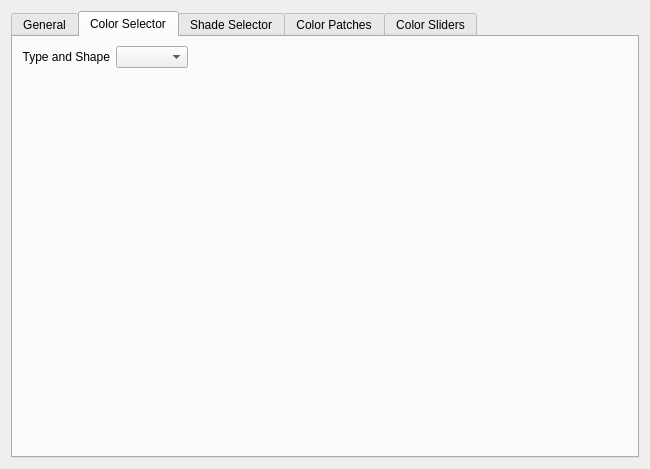
This is krita/plugins/extensions/dockers/advancedcolorselector/wdg_color_selector_settings.ui in KDE/krita as Qt 5 draws it before an edit. The edited form follows.
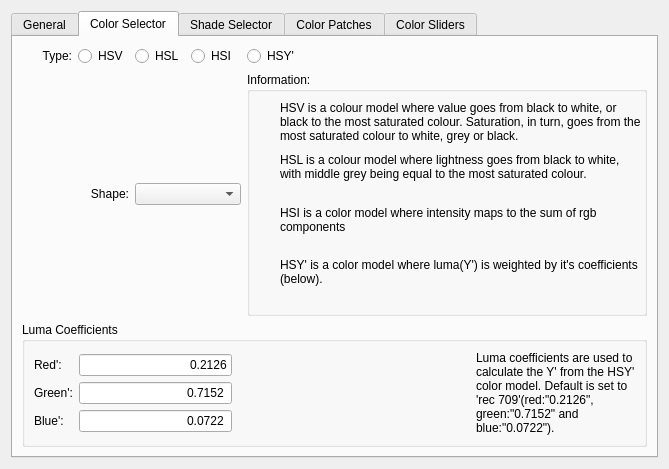
This is the edited form. The open tabs and pages were chosen to show the change. Custom widgets are drawn as their Qt base class.

Commit message:
Clean up of colour selector preferences and luma-configuration
This patch cleans up the big list of advanced colour selectors we have
by splitting them up in the four models availeble. It also gives a brief
explanation of each model.

Underneath that is the luma coefficients. This allows people to
configure how the HSY' selectors calculate luma. It's set defaultly to
rec 709.

The edit to the form file:
```diff
--- a/krita/plugins/extensions/dockers/advancedcolorselector/wdg_color_selector_settings.ui
+++ b/krita/plugins/extensions/dockers/advancedcolorselector/wdg_color_selector_settings.ui
@@ -6,7 +6,7 @@
    <rect>
     <x>0</x>
     <y>0</y>
-    <width>650</width>
+    <width>669</width>
     <height>469</height>
    </rect>
   </property>
@@ -192,14 +192,134 @@
       <attribute name="title">
        <string>Color Selector</string>
       </attribute>
-      <layout class="QFormLayout" name="formLayout">
-       <property name="fieldGrowthPolicy">
-        <enum>QFormLayout::ExpandingFieldsGrow</enum>
-       </property>
+      <layout class="QGridLayout" name="gridLayout_7">
+       <item row="5" column="0" colspan="8">
+        <widget class="QGroupBox" name="horizontalGroupBox_3">
+         <property name="title">
+          <string>Luma Coefficients</string>
+         </property>
+         <layout class="QHBoxLayout" name="horizontalLayout_15">
+          <item>
+           <layout class="QGridLayout" name="gridLayout_5">
+            <property name="leftMargin">
+             <number>0</number>
+            </property>
+            <property name="rightMargin">
+             <number>20</number>
+            </property>
+            <property name="verticalSpacing">
+             <number>3</number>
+            </property>
        <item row="0" column="0">
-        <widget class="QLabel" name="label_3">
+             <widget class="QLabel" name="redlabel">
          <property name="text">
-          <string>Type and Shape</string>
+               <string>Red':</string>
+              </property>
+             </widget>
+            </item>
+            <item row="1" column="1">
+             <widget class="QLineEdit" name="l_lumaG">
+              <property name="inputMask">
+               <string notr="true">9.90000</string>
+              </property>
+              <property name="text">
+               <string notr="true">0.7152</string>
+              </property>
+              <property name="alignment">
+               <set>Qt::AlignRight|Qt::AlignTrailing|Qt::AlignVCenter</set>
+              </property>
+              <property name="placeholderText">
+               <string notr="true"/>
+              </property>
+             </widget>
+            </item>
+            <item row="0" column="1">
+             <widget class="QLineEdit" name="l_lumaR">
+              <property name="inputMask">
+               <string notr="true">9.9000</string>
+              </property>
+              <property name="text">
+               <string notr="true">0.2126</string>
+              </property>
+              <property name="alignment">
+               <set>Qt::AlignRight|Qt::AlignTrailing|Qt::AlignVCenter</set>
+              </property>
+              <property name="placeholderText">
+               <string notr="true"/>
+              </property>
+              <property name="cursorMoveStyle">
+               <enum>Qt::VisualMoveStyle</enum>
+              </property>
+             </widget>
+            </item>
+            <item row="1" column="0">
+             <widget class="QLabel" name="greenlabel">
+              <property name="text">
+               <string>Green':</string>
+              </property>
+             </widget>
+            </item>
+            <item row="2" column="0">
+             <widget class="QLabel" name="bluelabel">
+              <property name="text">
+               <string>Blue':</string>
+              </property>
+             </widget>
+            </item>
+            <item row="2" column="1">
+             <widget class="QLineEdit" name="l_lumaB">
+              <property name="inputMask">
+               <string>9.90000</string>
+              </property>
+              <property name="text">
+               <string notr="true">0.0722</string>
+              </property>
+              <property name="alignment">
+               <set>Qt::AlignRight|Qt::AlignTrailing|Qt::AlignVCenter</set>
+              </property>
+              <property name="placeholderText">
+               <string notr="true"/>
+              </property>
+              <property name="cursorMoveStyle">
+               <enum>Qt::VisualMoveStyle</enum>
+              </property>
+             </widget>
+            </item>
+           </layout>
+          </item>
+          <item>
+           <spacer name="horizontalSpacer">
+            <property name="orientation">
+             <enum>Qt::Horizontal</enum>
+            </property>
+            <property name="sizeHint" stdset="0">
+             <size>
+              <width>40</width>
+              <height>20</height>
+             </size>
+            </property>
+           </spacer>
+          </item>
+          <item>
+           <widget class="QLabel" name="info_luma">
+            <property name="text">
+             <string>&lt;html&gt;&lt;head/&gt;&lt;body&gt;&lt;p&gt;Luma coefficients are used to calculate the Y' from the HSY' color model. Default is set to 'rec 709'(red:&amp;quot;0.2126&amp;quot;, green:&amp;quot;0.7152&amp;quot; and blue:&amp;quot;0.0722&amp;quot;).&lt;/p&gt;&lt;/body&gt;&lt;/html&gt;</string>
+            </property>
+            <property name="wordWrap">
+             <bool>true</bool>
+            </property>
+            <property name="margin">
+             <number>10</number>
+            </property>
+           </widget>
+          </item>
+         </layout>
+        </widget>
+       </item>
+       <item row="0" column="0">
+        <widget class="QLabel" name="l_type">
+         <property name="text">
+          <string>Type:</string>
          </property>
          <property name="alignment">
           <set>Qt::AlignRight|Qt::AlignTrailing|Qt::AlignVCenter</set>
@@ -209,10 +329,152 @@
          </property>
         </widget>
        </item>
+       <item row="0" column="3">
+        <widget class="QRadioButton" name="colorSelectorHSItype">
+         <property name="text">
+          <string>HSI</string>
+         </property>
+        </widget>
+       </item>
        <item row="0" column="1">
+        <widget class="QRadioButton" name="colorSelectorHSVtype">
+         <property name="text">
+          <string>HSV</string>
+         </property>
+        </widget>
+       </item>
+       <item row="0" column="4">
+        <widget class="QRadioButton" name="colorSelectorHSYtype">
+         <property name="text">
+          <string>HSY'</string>
+         </property>
+        </widget>
+       </item>
+       <item row="1" column="0" rowspan="3" colspan="4">
+        <layout class="QHBoxLayout" name="horizontalLayout_16">
+         <item>
+          <widget class="QLabel" name="l_shape">
+           <property name="text">
+            <string>Shape:</string>
+           </property>
+           <property name="alignment">
+            <set>Qt::AlignRight|Qt::AlignTrailing|Qt::AlignVCenter</set>
+           </property>
+          </widget>
+         </item>
+         <item>
         <widget class="KisColorSelectorComboBox" name="colorSelectorConfiguration"/>
        </item>
       </layout>
+       </item>
+       <item row="1" column="4" rowspan="3" colspan="4">
+        <widget class="QGroupBox" name="vb_infolabel">
+         <property name="sizePolicy">
+          <sizepolicy hsizetype="Fixed" vsizetype="Preferred">
+           <horstretch>0</horstretch>
+           <verstretch>0</verstretch>
+          </sizepolicy>
+         </property>
+         <property name="minimumSize">
+          <size>
+           <width>400</width>
+           <height>0</height>
+          </size>
+         </property>
+         <property name="title">
+          <string>Information:</string>
+         </property>
+         <layout class="QVBoxLayout" name="verticalLayout_13">
+          <property name="leftMargin">
+           <number>30</number>
+          </property>
+          <property name="rightMargin">
+           <number>1</number>
+          </property>
+          <item>
+           <widget class="QLabel" name="l_HSVtypeInfo">
+            <property name="text">
+             <string>&lt;html&gt;&lt;head/&gt;&lt;body&gt;&lt;p&gt;HSV is a colour model where value goes from black to white, or black to the most saturated colour. Saturation, in turn, goes from the most saturated colour to white, grey or black.&lt;/p&gt;&lt;/body&gt;&lt;/html&gt;</string>
+            </property>
+            <property name="alignment">
+             <set>Qt::AlignLeading|Qt::AlignLeft|Qt::AlignTop</set>
+            </property>
+            <property name="wordWrap">
+             <bool>true</bool>
+            </property>
+            <property name="margin">
+             <number>2</number>
+            </property>
+            <property name="setHidden" stdset="0">
+             <bool>false</bool>
+            </property>
+           </widget>
+          </item>
+          <item>
+           <widget class="QLabel" name="l_HSLtypeInfo">
+            <property name="text">
+             <string>&lt;html&gt;&lt;head/&gt;&lt;body&gt;&lt;p&gt;HSL is a colour model where lightness goes from black to white, with middle grey being equal to the most saturated colour.&lt;/p&gt;&lt;/body&gt;&lt;/html&gt;</string>
+            </property>
+            <property name="alignment">
+             <set>Qt::AlignLeading|Qt::AlignLeft|Qt::AlignTop</set>
+            </property>
+            <property name="wordWrap">
+             <bool>true</bool>
+            </property>
+            <property name="setHidden" stdset="0">
+             <bool>true</bool>
+            </property>
+           </widget>
+          </item>
+          <item>
+           <widget class="QLabel" name="l_HSItypeInfo">
+            <property name="enabled">
+             <bool>true</bool>
+            </property>
+            <property name="text">
+             <string>HSI is a color model where intensity maps to the sum of rgb components</string>
+            </property>
+            <property name="alignment">
+             <set>Qt::AlignLeading|Qt::AlignLeft|Qt::AlignTop</set>
+            </property>
+            <property name="wordWrap">
+             <bool>true</bool>
+            </property>
+            <property name="setHidden" stdset="0">
+             <bool>true</bool>
+            </property>
+           </widget>
+          </item>
+          <item>
+           <widget class="QLabel" name="l_HSYtypeInfo">
+            <property name="enabled">
+             <bool>true</bool>
+            </property>
+            <property name="text">
+             <string>HSY' is a color model where luma(Y') is weighted by it's coefficients (below).</string>
+            </property>
+            <property name="alignment">
+             <set>Qt::AlignLeading|Qt::AlignLeft|Qt::AlignTop</set>
+            </property>
+            <property name="wordWrap">
+             <bool>true</bool>
+            </property>
+            <property name="setHidden" stdset="0">
+             <bool>true</bool>
+            </property>
+           </widget>
+          </item>
+         </layout>
+        </widget>
+       </item>
+       <item row="0" column="2">
+        <widget class="QRadioButton" name="colorSelectorHSLtype">
+         <property name="text">
+          <string>HSL</string>
+         </property>
+        </widget>
+       </item>
+      </layout>
      </widget>
      <widget class="QWidget" name="tab_2">
       <attribute name="title">
```
Left out of the diff: 231 changed lines with no effect on the pictures. Lines whose indentation alone changed are shown as unchanged. The commit also changes 14 other files.
